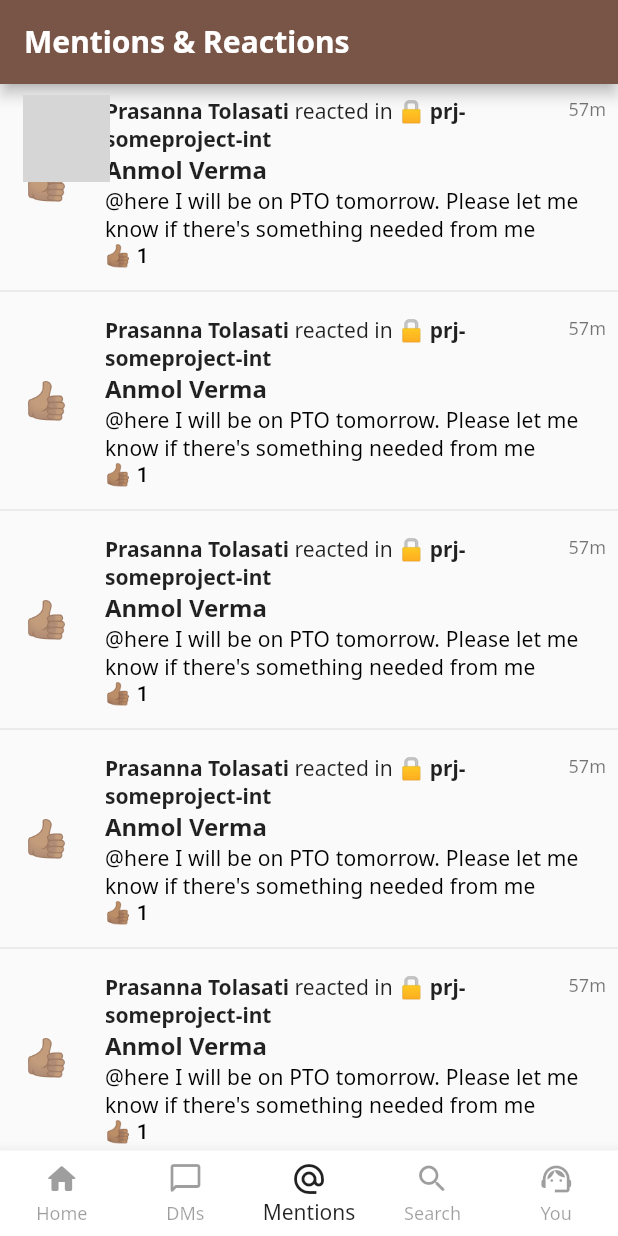
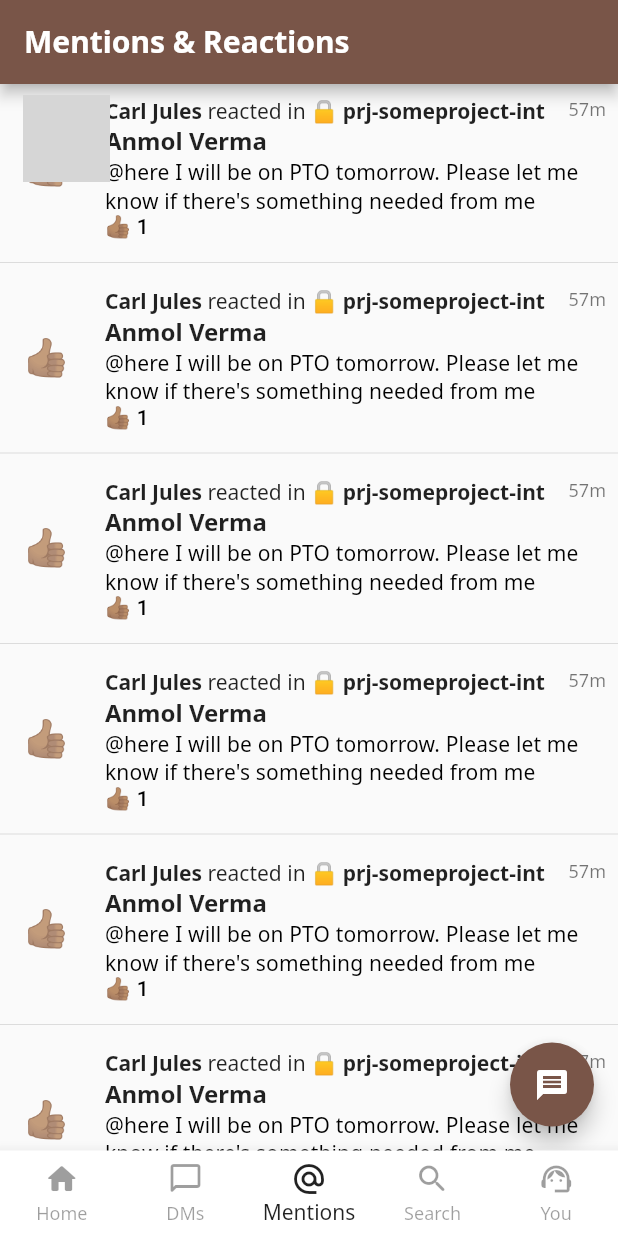
Before and after one commit to oianmol/flutter_slack, a Flutter app: the screen it shows after launch, item 3 of the bottom bar chosen, on a phone screen of 412 x 824 dp. Run offline on Flutter 3.47's test engine with Material 2 defaults, Android fonts, the phone set to English and light mode, and no system bars; our stand-ins replace get, google_fonts; network calls fail; grey boxes are pictures that could not be loaded.

Commit message:
chat screen

```diff
--- a/lib/app/pages/dashboard/controller/sl_dashboard_controller.dart
+++ b/lib/app/pages/dashboard/controller/sl_dashboard_controller.dart
@@ -5,6 +5,7 @@ import 'package:slack_app/app/pages/dashboard/pages/home/sk_home_screen.dart';
 import 'package:slack_app/app/pages/dashboard/pages/mentions/sk_mentions_screen.dart';
 import 'package:slack_app/app/pages/dashboard/pages/personal/sk_personal_screen.dart';
 import 'package:slack_app/app/pages/dashboard/pages/search/sk_search_screen.dart';
+import 'package:slack_app/app/pages/dashboard/widgets/overlay/sk_overlay_manager.dart';
 import 'package:slack_app/app/widgets/slider/sl_sliding_drawer.dart';
 
 class SLDashboardController extends GetxController {
@@ -23,13 +24,23 @@ class SLDashboardController extends GetxController {
   switchTab(index) {
     selectedIndex = index;
     update();
+    if (index < 3) {
+      SKOverlayManager.appLoader.showOverlay();
+    } else {
+      SKOverlayManager.appLoader.hideOverlay();
+    }
+    if (index > 0) {
+      slidingKey.currentState?.disableSwipe();
+    } else {
+      slidingKey.currentState?.enableSwipe();
+    }
   }
 
   @override
   void onInit() {
     super.onInit();
     widgets = [
-      SKHomeScreen((){
+      SKHomeScreen(() {
         toggleDrawer();
       }),
       const SKDirectMessagesScreen(),
--- a/lib/app/pages/dashboard/pages/dms/sk_dm_item.dart
+++ b/lib/app/pages/dashboard/pages/dms/sk_dm_item.dart
@@ -24,7 +24,7 @@ class SKDirectMessageItem extends StatelessWidget {
       trailing: Text("1d ago",
           style: GoogleFonts.notoSans(textStyle: Get.textTheme.caption)),
       title: Text(
-        "Saurabh Mishra",
+        "Carl Jules",
         style: GoogleFonts.notoSans(
             textStyle: Get.textTheme.subtitle1!.copyWith(color: Colors.black)),
       ),
--- a/lib/app/pages/dashboard/pages/home/widgets/sk_history_channel_item.dart
+++ b/lib/app/pages/dashboard/pages/home/widgets/sk_history_channel_item.dart
@@ -14,11 +14,11 @@ class SKHistoryChannel extends StatelessWidget {
       child: Row(
         children: [
           isPrivate
-              ? const Icon(Icons.lock_outline_rounded)
+              ? const Icon(Icons.lock_outline_rounded,size: 16,)
               : Text(
                   "#",
                   style: textStyle(),
-                ).paddingAll(8),
+                ),
           Expanded(
             child: Text(
               "flutter_hyd",
--- a/lib/app/pages/dashboard/pages/home/widgets/sk_recent_user_item.dart
+++ b/lib/app/pages/dashboard/pages/home/widgets/sk_recent_user_item.dart
@@ -8,7 +8,7 @@ class SKRecentUserItem extends StatelessWidget {
   @override
   Widget build(BuildContext context) {
     return Container(
-      width: 64,
+      width: 68,
       margin: const EdgeInsets.all(8),
       child: Column(
         children: [
@@ -23,11 +23,11 @@ class SKRecentUserItem extends StatelessWidget {
                           "https://ca.slack-edge.com/T02TLUWLZ-UPAEPG4LV-3032624d37a5-512")),
                   borderRadius: BorderRadius.circular(12))),
           Text(
-            "Saurabh Mishra",
+            "Carl Jules",
             maxLines: 2,
             textAlign: TextAlign.center,
             overflow: TextOverflow.ellipsis,
-            style: GoogleFonts.notoSans(textStyle: Get.textTheme.caption),
+            style: GoogleFonts.notoSans(textStyle: Get.textTheme.subtitle2!.copyWith(color: Colors.black87)),
           ).paddingAll(4)
         ],
       ),
--- a/lib/app/pages/dashboard/pages/mentions/sk_mention_item.dart
+++ b/lib/app/pages/dashboard/pages/mentions/sk_mention_item.dart
@@ -54,7 +54,7 @@ class SKMentionItem extends StatelessWidget {
     return RichText(
         text: TextSpan(children: [
       TextSpan(
-          text: "Prasanna Tolasati ",
+          text: "Carl Jules ",
           style: GoogleFonts.notoSans(
               fontWeight: FontWeight.bold, color: Colors.black87)),
       TextSpan(
--- a/lib/app/pages/dashboard/pages/mentions/sk_mentions_screen.dart
+++ b/lib/app/pages/dashboard/pages/mentions/sk_mentions_screen.dart
@@ -10,6 +10,14 @@ class SKMentionsScreen extends StatelessWidget {
   Widget build(BuildContext context) {
     return Scaffold(
       appBar: buildAppBar(),
+      floatingActionButton: FloatingActionButton(
+        onPressed: () {},
+        backgroundColor: Get.theme.primaryColor,
+        child: const Icon(
+          Icons.message,
+          color: Colors.white,
+        ),
+      ),
       body: CustomScrollView(
         slivers: [
           const SKMentionItem().sliverBox,
--- /dev/null
+++ b/lib/app/pages/dashboard/widgets/overlay/sk_overlay_manager.dart
@@ -0,0 +1,16 @@
+import 'package:flutter/material.dart';
+
+class SKOverlayManager {
+  static final SKOverlayManager appLoader = SKOverlayManager();
+  ValueNotifier<bool> loaderShowingNotifier = ValueNotifier(true);
+
+  void showOverlay() {
+    // show from anywhere
+    loaderShowingNotifier.value = true;
+  }
+
+  void hideOverlay() {
+    // using to hide from anywhere
+    loaderShowingNotifier.value = false;
+  }
+}
--- a/lib/app/pages/dashboard/widgets/sk_dashboard_root.dart
+++ b/lib/app/pages/dashboard/widgets/sk_dashboard_root.dart
@@ -15,7 +15,6 @@ class SLHomePage extends GetView<SLDashboardController> {
 
   @override
   Widget build(BuildContext context) {
-    print(context.width);
     if (context.isPhone) {
       return Scaffold(
         body: SLCustomSlidingWidget(
--- a/lib/main.dart
+++ b/lib/main.dart
@@ -1,7 +1,6 @@
-import 'dart:io';
-
 import 'package:flutter/material.dart';
 import 'package:get/get.dart';
+import 'package:slack_app/app/pages/dashboard/widgets/overlay/sk_overlay_newmessage.dart';
 import 'package:slack_app/app/pages/dashboard/widgets/sk_dashboard_root.dart';
 
 void main() {
```
Also changed, not shown: lib/app/pages/chat/sk_chat_screen.dart (+19 -10 lines), lib/app/pages/dashboard/pages/dms/sk_direct_messages_screen.dart (+8 -0 lines), lib/app/pages/dashboard/pages/home/sk_home_screen.dart (+15 -4 lines), lib/app/pages/dashboard/pages/home/widgets/sk_home_jumpto.dart (+22 -8 lines), lib/app/pages/dashboard/widgets/overlay/sk_overlay_newmessage.dart (added, +28 -0 lines), lib/app/widgets/slider/sl_sliding_drawer.dart (+22 -0 lines).
